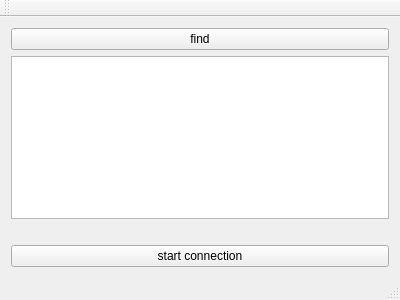
First picture: the form in mainwindow.ui, repository audurara/vika_3, before the edit.
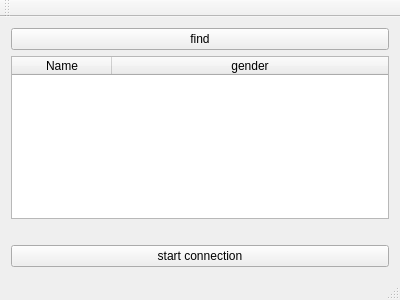
Second picture: the form after the edit.

```diff
--- a/mainwindow.ui
+++ b/mainwindow.ui
@@ -23,7 +23,30 @@
      </widget>
     </item>
     <item>
-     <widget class="QTableWidget" name="table_Students"/>
+     <widget class="QTableWidget" name="table_Students">
+      <attribute name="horizontalHeaderShowSortIndicator" stdset="0">
+       <bool>false</bool>
+      </attribute>
+      <attribute name="horizontalHeaderStretchLastSection">
+       <bool>true</bool>
+      </attribute>
+      <attribute name="verticalHeaderShowSortIndicator" stdset="0">
+       <bool>false</bool>
+      </attribute>
+      <attribute name="verticalHeaderStretchLastSection">
+       <bool>false</bool>
+      </attribute>
+      <column>
+       <property name="text">
+        <string>Name</string>
+       </property>
+      </column>
+      <column>
+       <property name="text">
+        <string>gender</string>
+       </property>
+      </column>
+     </widget>
     </item>
     <item>
      <widget class="QLabel" name="label_test">
```
